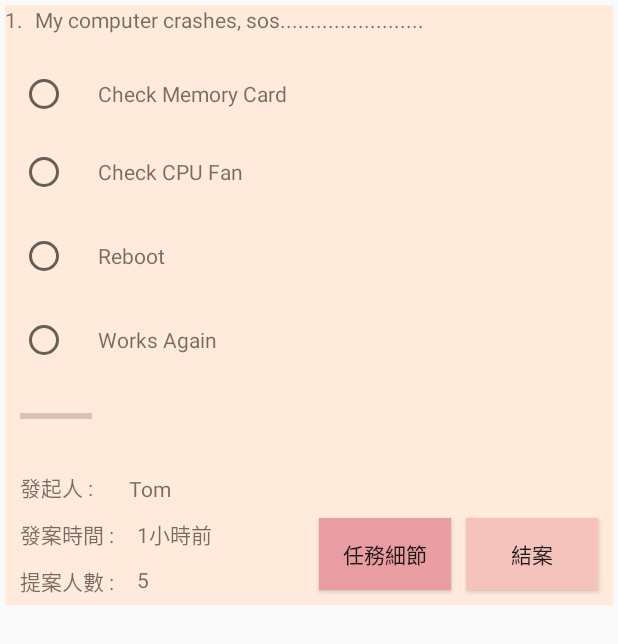
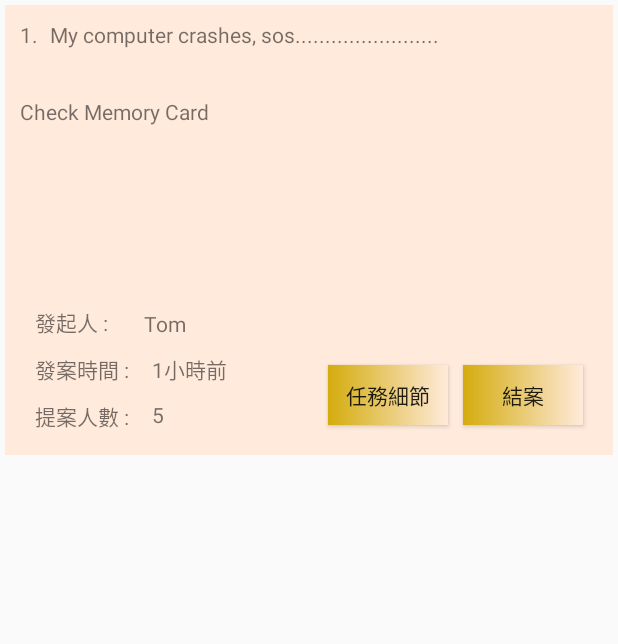
Before and after one commit to TomLincoln066/favor-around-the-corner, an Android app: the layout item_request.xml on its own in the app's theme, with its tools: preview values and no code run, on a phone screen of 412 x 824 dp. Shown: the top 644 px of the screen. Run offline under Robolectric (Android 15) with nearby library versions, the phone set to English and light mode, and no system bars.

Commit message:
handle facebook fragment to show up full screen and works fine

```diff
--- a/app/src/main/java/com/tom/helper/logindialog/FacebookLogInBottomSheet.kt
+++ b/app/src/main/java/com/tom/helper/logindialog/FacebookLogInBottomSheet.kt
@@ -8,6 +8,7 @@ import android.view.View
 import android.view.ViewGroup
 import android.widget.Button
 import android.widget.Toast
+import androidx.coordinatorlayout.widget.CoordinatorLayout
 import androidx.lifecycle.Observer
 import androidx.lifecycle.ViewModelProviders
 import com.facebook.AccessToken
@@ -16,6 +17,8 @@ import com.facebook.FacebookCallback
 import com.facebook.FacebookException
 import com.facebook.login.LoginManager
 import com.facebook.login.LoginResult
+import com.google.android.material.bottomsheet.BottomSheetBehavior
+import com.google.android.material.bottomsheet.BottomSheetDialog
 import com.google.android.material.bottomsheet.BottomSheetDialogFragment
 import com.google.firebase.auth.FacebookAuthProvider
 import com.google.firebase.auth.FirebaseAuth
@@ -27,6 +30,36 @@ class FacebookLogInBottomSheet : BottomSheetDialogFragment() {
 
 
     lateinit var binding: FragmentFacebookLogInBinding
+
+    override fun onStart() {
+        super.onStart()
+        recalculateSize()
+    }
+
+    //to handle dialog push up to match full screen
+    private fun recalculateSize(){
+        (dialog as? BottomSheetDialog)?.let {
+            val bottomSheet = it.delegate.findViewById<View>(com.google.android.material.R.id.design_bottom_sheet)
+            bottomSheet?.let{view ->
+                view.layoutParams.height = ViewGroup.LayoutParams.MATCH_PARENT
+            }
+        }
+        val view = view
+        view?.let {
+            it.post {
+                kotlin.run {
+                    val parent = it.parent as View
+                    val params = parent.layoutParams as CoordinatorLayout.LayoutParams
+                    val behavior = params.behavior
+                    val bottomSheetBehavior = behavior as BottomSheetBehavior
+                    bottomSheetBehavior.peekHeight = view.measuredHeight
+                    bottomSheetBehavior.state = BottomSheetBehavior.STATE_EXPANDED
+                }
+            }
+        }
+    }
+
+
 
     override fun onCreateView(
         inflater: LayoutInflater,
--- a/app/src/main/java/com/tom/helper/rankinglist/RankingListViewModel.kt
+++ b/app/src/main/java/com/tom/helper/rankinglist/RankingListViewModel.kt
@@ -27,8 +27,10 @@ class RankingListViewModel(private val repository: HelperRepository) : ViewModel
     fun addRankUser() {
         _ranks.value = listOf(
             Rank(
-                "123", "will", "burger king", 1000000
-            ), Rank("456", "Tom", "king", 1000), Rank("789", "Bill", "man", 20000)
+                "123", "will", "burger king", 1000000),
+            Rank("456", "Tom", "king", 1000),
+            Rank("789", "Bill", "man", 20000),
+            Rank("101112", "James", "computer expert", 10000)
 
         )
 
@@ -62,7 +64,6 @@ class RankingListViewModel(private val repository: HelperRepository) : ViewModel
     // handle taskPrice input type convert problem( Long to String and String to Long)
 
 
-
     @InverseMethod("convertLongToString")
     fun convertStringToLong(value: String): Long {
         return try {
@@ -82,5 +83,4 @@ class RankingListViewModel(private val repository: HelperRepository) : ViewModel
     }
 
 
-
 }
--- a/app/src/main/java/com/tom/helper/source/Rank.kt
+++ b/app/src/main/java/com/tom/helper/source/Rank.kt
@@ -10,5 +10,6 @@ data class Rank(
 //    val email: String = "",
 //    val level: Int = -1,
     val intro: String = "",
-    val earning: Long = -1
+    val earning: Long = -1,
+    val image: String? = null
 ) : Parcelable
--- /dev/null
+++ b/app/src/main/res/drawable/background_gradient_1.xml
@@ -0,0 +1,14 @@
+<?xml version="1.0" encoding="utf-8"?>
+<shape xmlns:android="http://schemas.android.com/apk/res/android"
+    android:shape="rectangle">
+
+    <gradient
+        android:angle="0"
+        android:endColor="#ffeadb"
+        android:startColor="@color/yellow_hard"/>
+
+</shape>
+
+    <!--    android:angle="0" // 漸變角度: 0° 為水平由左至右，90° 為垂直由下至上。-->
+    <!--    android:startColor="@color/green_light_500" // 起始顏色-->
+    <!--    android:endColor="@color/teal_500" // 結束顏色-->
--- /dev/null
+++ b/app/src/main/res/drawable/background_gradient_three_1.xml
@@ -0,0 +1,17 @@
+<?xml version="1.0" encoding="utf-8"?>
+<shape xmlns:android="http://schemas.android.com/apk/res/android"
+    android:shape="rectangle">
+
+    <gradient
+        android:angle="45"
+        android:centerColor="#F8C471"
+        android:endColor="@color/yellow_medium"
+        android:startColor="@color/yellow_medium" />
+
+</shape>
+
+
+    <!--    android:angle="45" // 漸變角度-->
+    <!--    android:startColor="@color/amber_400" // 起始顏色-->
+    <!--    android:centerColor="@color/purple_600" // 中間顏色-->
+    <!--    android:endColor="@color/orange_deep_600" /> // 結束顏色-->
--- a/app/src/main/res/layout/fragment_facebook_log_in.xml
+++ b/app/src/main/res/layout/fragment_facebook_log_in.xml
@@ -16,11 +16,10 @@
 
     <androidx.constraintlayout.widget.ConstraintLayout
         android:layout_width="match_parent"
-        android:layout_height="wrap_content"
+        android:layout_height="match_parent"
         android:layout_marginStart="16dp"
         android:layout_marginEnd="16dp"
-        android:background="@drawable/facebook_ellipse_frame"
-        android:orientation="vertical">
+        android:background="@drawable/facebook_ellipse_frame">
 
 
         <TextView
@@ -85,13 +84,13 @@
 
         <Button
             android:id="@+id/close_login_window"
-            android:onClick="@{facebookLogInDialog::funOnClick}"
             android:layout_width="24dp"
             android:layout_height="24dp"
             android:layout_marginStart="320dp"
             android:layout_marginTop="16dp"
             android:background="@android:color/transparent"
             android:drawableTop="@drawable/icons_24px_close"
+            android:onClick="@{facebookLogInDialog::funOnClick}"
             app:layout_constraintEnd_toEndOf="parent"
             app:layout_constraintStart_toStartOf="parent"
             app:layout_constraintTop_toTopOf="parent" />
--- a/app/src/main/res/layout/fragment_home.xml
+++ b/app/src/main/res/layout/fragment_home.xml
@@ -55,7 +55,7 @@
             app:layout_constraintStart_toStartOf="parent"
             app:layout_constraintTop_toBottomOf="@id/tabs"
             app:tasks="@{viewModel.tasks}"
-            tools:listitem="@layout/item_request"/>
+            tools:listitem="@layout/item_request" />
 
 
     </androidx.constraintlayout.widget.ConstraintLayout>
--- a/app/src/main/res/layout/item_ranking_list.xml
+++ b/app/src/main/res/layout/item_ranking_list.xml
@@ -33,14 +33,14 @@
             app:layout_constraintBottom_toBottomOf="parent"
             app:layout_constraintStart_toStartOf="parent"
             app:layout_constraintTop_toTopOf="parent"
-            app:srcCompat="@drawable/icons_36px_profile_normal" />
+            app:srcCompat="@drawable/alesso_profile" />
 
         <Button
             android:id="@+id/button_ranking_item_invite"
             android:layout_width="70dp"
             android:layout_height="35dp"
             android:layout_marginEnd="16dp"
-            android:background="#CEE8CE"
+            android:background="@drawable/background_gradient_1"
             android:text="@string/button_ranking_item_invite"
             app:layout_constraintBottom_toBottomOf="parent"
             app:layout_constraintEnd_toEndOf="parent"
--- a/app/src/main/res/layout/item_request.xml
+++ b/app/src/main/res/layout/item_request.xml
@@ -19,9 +19,10 @@
 
     <androidx.constraintlayout.widget.ConstraintLayout
         android:layout_width="match_parent"
-        android:layout_height="400dp"
+        android:layout_height="300dp"
         android:layout_margin="3dp"
-        android:background="#ffeadb">
+        android:background="#ffeadb"
+        android:padding="10dp">
 
 
         <TextView
@@ -49,115 +50,26 @@
             android:id="@+id/Text_progress_item"
             android:layout_width="wrap_content"
             android:layout_height="wrap_content"
-            android:layout_marginStart="20dp"
-            android:layout_marginTop="16dp"
+            android:layout_marginTop="32dp"
             android:ems="10"
-            app:layout_constraintBaseline_toBaselineOf="@id/radioButton_item_1"
-            app:layout_constraintStart_toEndOf="@+id/radioButton_item_1"
+            app:layout_constraintStart_toStartOf="parent"
+
             app:layout_constraintTop_toBottomOf="@+id/textView_request_item_title"
-
             tools:text="Check Memory Card" />
-
-        <TextView
-            android:id="@+id/Text_progress_item2"
-            android:layout_width="wrap_content"
-            android:layout_height="wrap_content"
-            android:layout_marginStart="20dp"
-            android:layout_marginTop="16dp"
-            android:ems="10"
-            app:layout_constraintBaseline_toBaselineOf="@id/radioButton_item_2"
-            app:layout_constraintStart_toEndOf="@+id/radioButton_item_2"
-            app:layout_constraintTop_toBottomOf="@+id/Text_progress_item"
-
-            tools:text="Check CPU Fan" />
-
-        <TextView
-            android:id="@+id/Text_progress_item3"
-            android:layout_width="wrap_content"
-            android:layout_height="wrap_content"
-            android:layout_marginStart="20dp"
-            android:layout_marginTop="16dp"
-            android:ems="10"
-            app:layout_constraintBaseline_toBaselineOf="@id/radioButton_item_3"
-            app:layout_constraintStart_toEndOf="@+id/radioButton_item_3"
-            app:layout_constraintTop_toBottomOf="@+id/Text_progress_item2"
-
-            tools:text="Reboot" />
-
-        <TextView
-            android:id="@+id/Text_progress_item4"
-            android:layout_width="wrap_content"
-            android:layout_height="wrap_content"
-            android:layout_marginStart="20dp"
-            android:layout_marginTop="16dp"
-            android:ems="10"
-            app:layout_constraintBaseline_toBaselineOf="@id/radioButton_item_4"
-            app:layout_constraintStart_toEndOf="@+id/radioButton_item_4"
-            app:layout_constraintTop_toBottomOf="@+id/Text_progress_item3"
-
-            tools:text="Works Again" />
-
-        <RadioButton
-            android:id="@+id/radioButton_item_1"
-            android:layout_width="wrap_content"
-            android:layout_height="20dp"
-
-            android:layout_marginStart="10dp"
-            android:layout_marginTop="30dp"
-            app:layout_constraintStart_toStartOf="parent"
-            app:layout_constraintTop_toBottomOf="@+id/textView_request_item_title" />
-
-        <RadioButton
-            android:id="@+id/radioButton_item_2"
-            android:layout_width="wrap_content"
-            android:layout_height="20dp"
-            android:layout_marginStart="10dp"
-            android:layout_marginTop="32dp"
-            app:layout_constraintStart_toStartOf="parent"
-            app:layout_constraintTop_toBottomOf="@+id/radioButton_item_1" />
-
-        <RadioButton
-            android:id="@+id/radioButton_item_3"
-            android:layout_width="wrap_content"
-            android:layout_height="20dp"
-            android:layout_marginStart="10dp"
-            android:layout_marginTop="36dp"
-            app:layout_constraintStart_toStartOf="parent"
-            app:layout_constraintTop_toBottomOf="@+id/radioButton_item_2" />
-
-        <RadioButton
-            android:id="@+id/radioButton_item_4"
-            android:layout_width="wrap_content"
-            android:layout_height="20dp"
-            android:layout_marginStart="10dp"
-            android:layout_marginTop="36dp"
-            app:layout_constraintStart_toStartOf="parent"
-            app:layout_constraintTop_toBottomOf="@+id/radioButton_item_3" />
 
         <Button
             android:id="@+id/button_item_request_send_out"
-            android:layout_width="wrap_content"
-            android:layout_height="wrap_content"
+            android:layout_width="80dp"
+            android:layout_height="40dp"
             android:layout_marginEnd="10dp"
             android:layout_marginBottom="10dp"
-            android:background="#f5c3bc"
+            android:background="@drawable/background_gradient_1"
             android:text="@string/button_item_request_close"
             app:layout_constraintBottom_toBottomOf="parent"
             app:layout_constraintEnd_toEndOf="parent"
             app:layout_constraintHorizontal_bias="1"
             app:layout_constraintStart_toStartOf="parent" />
 
-        <ProgressBar
-            android:id="@+id/progressBar_item_request"
-            style="?android:attr/progressBarStyleHorizontal"
-            android:layout_width="wrap_content"
-            android:layout_height="20dp"
-            android:layout_marginStart="10dp"
-            android:layout_marginTop="10dp"
-            app:layout_constraintBottom_toBottomOf="parent"
-            app:layout_constraintStart_toStartOf="parent"
-            app:layout_constraintTop_toBottomOf="@+id/Text_progress_item4"
-            app:layout_constraintVertical_bias="0.156" />
 
         <TextView
             android:id="@+id/textView_task_creator"
@@ -225,10 +137,10 @@
 
         <Button
             android:id="@+id/button_mission_detail"
-            android:layout_width="wrap_content"
-            android:layout_height="wrap_content"
+            android:layout_width="80dp"
+            android:layout_height="40dp"
             android:layout_marginEnd="10dp"
-            android:background="#e89da2"
+            android:background="@drawable/background_gradient_1"
             android:text="@string/button_mission_detail"
             app:layout_constraintBaseline_toBaselineOf="@id/button_item_request_send_out"
             app:layout_constraintEnd_toStartOf="@+id/button_item_request_send_out" />
@@ -245,3 +157,16 @@
     <!--    android:text="@{task.subContent.get(1)}"-->
     <!--    android:text="@{task.subContent.get(2)}"-->
     <!--    android:text="@{task.subContent.get(3)}"-->
+
+
+<!--<ProgressBar-->
+<!--android:id="@+id/progressBar_item_request"-->
+<!--style="?android:attr/progressBarStyleHorizontal"-->
+<!--android:layout_width="wrap_content"-->
+<!--android:layout_height="20dp"-->
+<!--android:layout_marginStart="10dp"-->
+<!--android:layout_marginTop="10dp"-->
+<!--app:layout_constraintBottom_toBottomOf="parent"-->
+<!--app:layout_constraintStart_toStartOf="parent"-->
+<!--app:layout_constraintTop_toBottomOf="@+id/Text_progress_item4"-->
+<!--app:layout_constraintVertical_bias="0.156" />-->
--- a/app/src/main/res/values/colors.xml
+++ b/app/src/main/res/values/colors.xml
@@ -45,6 +45,12 @@
     <color name="blue_voyage">#33a4cc</color>
 
 
+    <!-- Yellow Series-->
+    <color name="yellow_light">#FCF3CF</color>
+    <color name="yellow_medium">#F9E79F </color>
+    <color name="yellow_hard">#D4AC0D</color>
+
+
 
 
 </resources>
```
Also changed, not shown: app/src/main/res/drawable-hdpi/alesso_profile.png (added), app/src/main/res/drawable-hdpi/chess_png.png (added), app/src/main/res/drawable-mdpi/alesso_profile.png (added), app/src/main/res/drawable-mdpi/chess_png.png (added), app/src/main/res/drawable-xhdpi/alesso_profile.png (added), app/src/main/res/drawable-xhdpi/chess_png.png (added), app/src/main/res/drawable-xxhdpi/alesso_profile.png (added), app/src/main/res/drawable-xxhdpi/chess_png.png (added), app/src/main/res/drawable-xxxhdpi/alesso_profile.png (added), app/src/main/res/drawable-xxxhdpi/chess_png.png (added).
